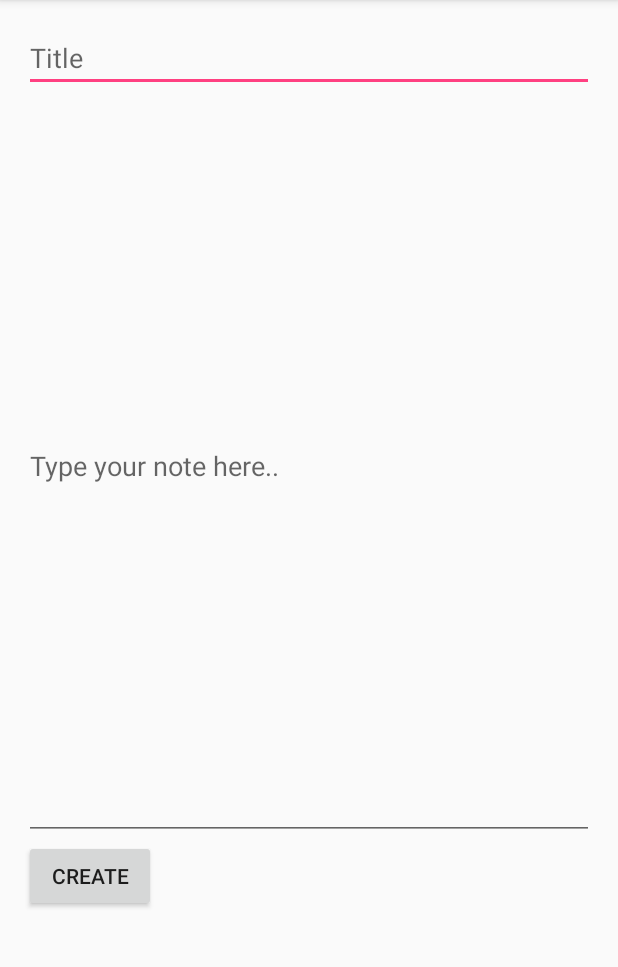
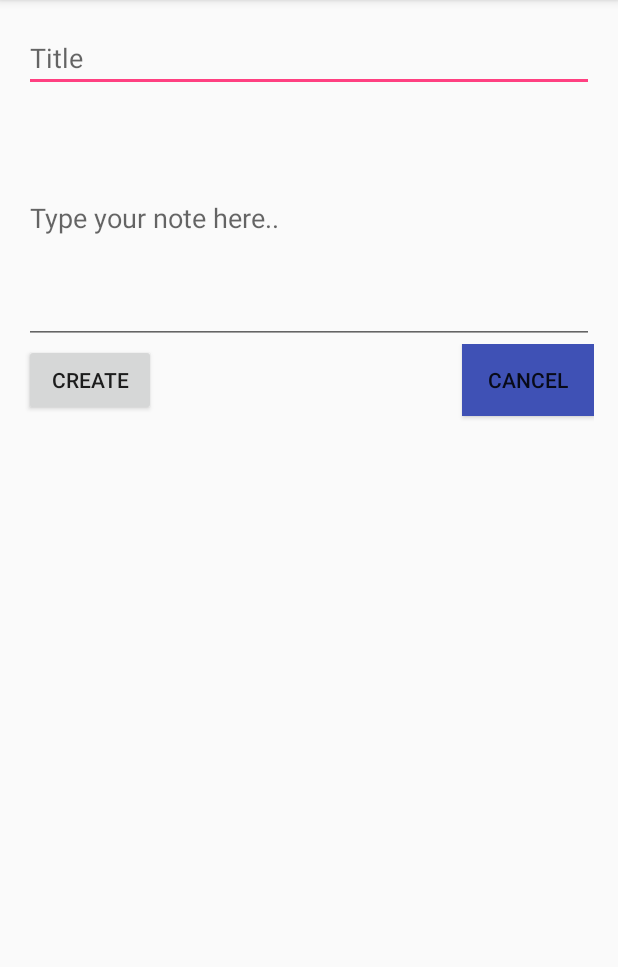
Before and after one commit to ijurasic/SecretNotes, an Android app: the CreateNoteActivity screen opened directly, with no data from a screen before it, on a phone screen of 412 x 824 dp, the part 84-1051 px from its top. Run offline under Robolectric (Android 15) with nearby library versions, the light colour scheme and no system bars.

Commit message:
v1.0 completed

```diff
--- a/app/src/main/res/layout/activity_create_note.xml
+++ b/app/src/main/res/layout/activity_create_note.xml
@@ -25,7 +25,12 @@
         android:hint="Type your note here.."
         android:textAlignment="viewStart"
         android:id="@+id/editTextNote"
-        android:layout_weight="0.76" />
+        android:layout_weight="0.21" />
+
+    <LinearLayout
+        android:orientation="horizontal"
+        android:layout_width="match_parent"
+        android:layout_height="59dp">
 
         <Button
             android:layout_width="wrap_content"
@@ -33,4 +38,28 @@
             android:text="CREATE"
             android:id="@+id/btnCreateNote"
             android:onClick="onBtnCreateNoteClick" />
+
+        <View
+            android:layout_width="0dp"
+            android:layout_height="0dp"
+            android:layout_weight="1" />
+
+        <Button
+            android:layout_width="wrap_content"
+            android:layout_height="wrap_content"
+            android:text="DELETE"
+            android:id="@+id/btnDeleteNote"
+            android:background="@android:color/holo_red_dark"
+            android:layout_marginRight="10px"
+            android:onClick="onBtnDeleteNote" />
+
+        <Button
+            android:layout_width="wrap_content"
+            android:layout_height="wrap_content"
+            android:text="CANCEL"
+            android:id="@+id/btnCancelCreateNote"
+            android:onClick="onBtnCancelCreateNote"
+            android:background="@color/colorPrimary" />
     </LinearLayout>
+
+</LinearLayout>
```
Also changed, not shown: app/src/main/java/com/example/ivan/secretnotes/CreateNoteActivity.java (+80 -6 lines), app/src/main/java/com/example/ivan/secretnotes/NotesActivity.java (+13 -1 lines), app/src/main/java/utils/Notes.java (+14 -0 lines). Lines whose indentation alone changed are shown as unchanged.
